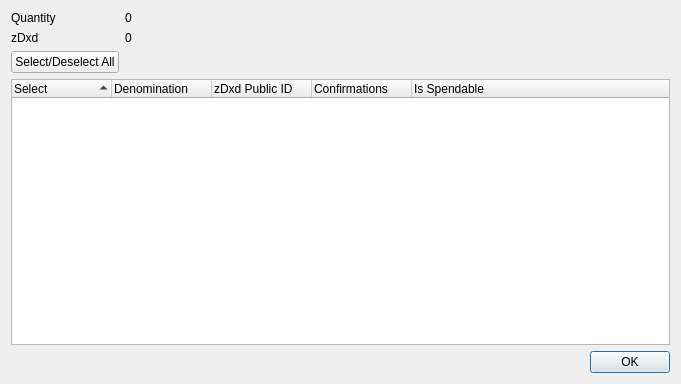
Above: src/qt/forms/zdxdcontroldialog.ui from SmandeP/beb before the change. Below: the same form after it.
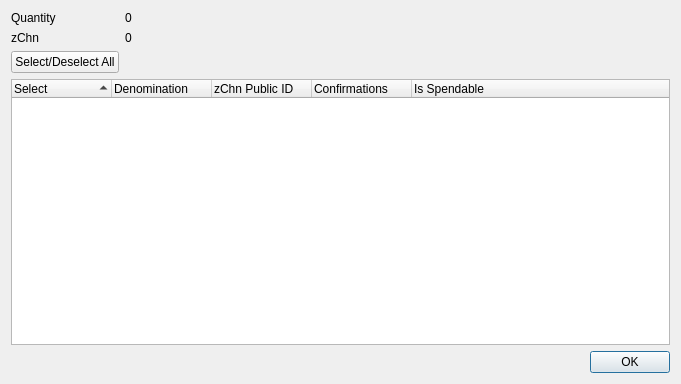
That is the form after the change.

The edit to the form file:
```diff
--- a/src/qt/forms/zdxdcontroldialog.ui
+++ b/src/qt/forms/zdxdcontroldialog.ui
@@ -42,7 +42,7 @@
      <item row="1" column="0">
       <widget class="QLabel" name="labelZDxd">
        <property name="text">
-        <string>zDxd</string>
+        <string>zChn</string>
        </property>
       </widget>
      </item>
@@ -96,7 +96,7 @@
        </column>
        <column>
         <property name="text">
-         <string notr="true">zDxd Public ID</string>
+         <string notr="true">zChn Public ID</string>
         </property>
        </column>
        <column>
```
Left out of the diff: 14 changed lines with no effect on the pictures.
